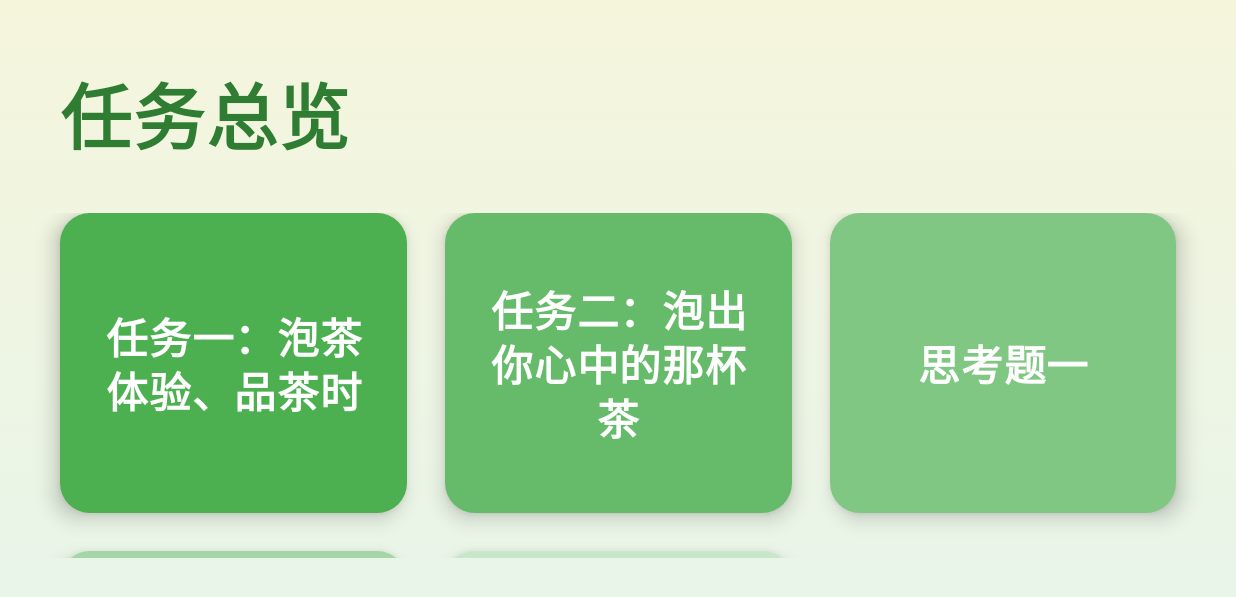
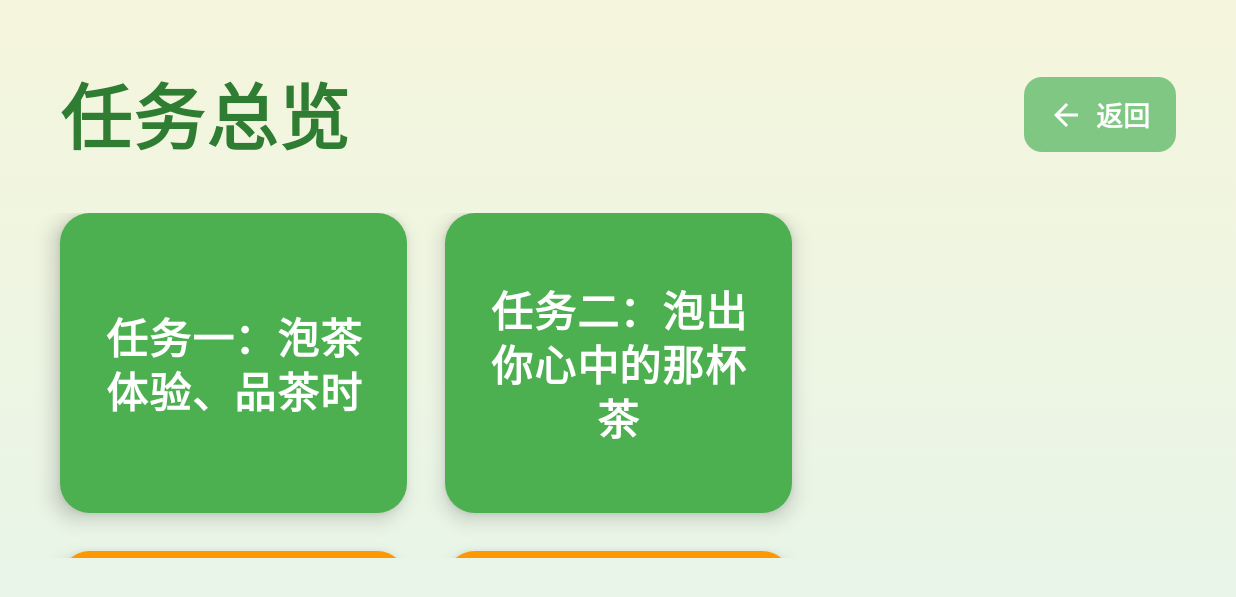
Before and after one commit to cyswinenr/TEASoftwareAR, an Android app built with Jetpack Compose: the TaskOverviewScreen screen opened through its navigation route, on a phone screen of 824 x 412 dp (held sideways). Shown: the top 597 px of the screen. Run offline under Robolectric (Android 15) with nearby library versions, the phone set to English and light mode, and no system bars.

Commit message:
完善程序

```diff
--- a/app/src/main/java/Teacourse/apk/navigation/NavGraph.kt
+++ b/app/src/main/java/Teacourse/apk/navigation/NavGraph.kt
@@ -53,6 +53,11 @@ fun NavGraph(navController: NavHostController) {
             TaskOverviewScreen(
                 onTaskClick = { taskRoute ->
                     navController.navigate(taskRoute)
+                },
+                onBackClick = {
+                    navController.navigate(Screen.InfoInput.route) {
+                        popUpTo(Screen.TaskOverview.route) { inclusive = true }
+                    }
                 }
             )
         }
--- a/app/src/main/java/Teacourse/apk/ui/screens/InfoInputScreen.kt
+++ b/app/src/main/java/Teacourse/apk/ui/screens/InfoInputScreen.kt
@@ -118,7 +118,8 @@ fun InfoInputScreen(
                     focusedBorderColor = Color(0xFF4CAF50),
                     unfocusedBorderColor = Color(0xFF81C784)
                 ),
-                textStyle = MaterialTheme.typography.bodyLarge.copy(fontSize = 20.sp)
+                textStyle = MaterialTheme.typography.bodyLarge.copy(fontSize = 20.sp),
+                singleLine = true
             )
 
             // 班级输入
@@ -134,7 +135,8 @@ fun InfoInputScreen(
                     focusedBorderColor = Color(0xFF4CAF50),
                     unfocusedBorderColor = Color(0xFF81C784)
                 ),
-                textStyle = MaterialTheme.typography.bodyLarge.copy(fontSize = 20.sp)
+                textStyle = MaterialTheme.typography.bodyLarge.copy(fontSize = 20.sp),
+                singleLine = true
             )
 
             // 日期输入
@@ -151,6 +153,7 @@ fun InfoInputScreen(
                     unfocusedBorderColor = Color(0xFF81C784)
                 ),
                 textStyle = MaterialTheme.typography.bodyLarge.copy(fontSize = 20.sp),
+                singleLine = true,
                 enabled = false
             )
 
--- a/app/src/main/java/Teacourse/apk/ui/screens/TaskOverviewScreen.kt
+++ b/app/src/main/java/Teacourse/apk/ui/screens/TaskOverviewScreen.kt
@@ -7,8 +7,13 @@ import androidx.compose.foundation.lazy.grid.GridCells
 import androidx.compose.foundation.lazy.grid.LazyVerticalGrid
 import androidx.compose.foundation.lazy.grid.items
 import androidx.compose.foundation.shape.RoundedCornerShape
+import androidx.compose.material.icons.Icons
+import androidx.compose.material.icons.automirrored.filled.ArrowBack
+import androidx.compose.material3.Button
+import androidx.compose.material3.ButtonDefaults
 import androidx.compose.material3.Card
 import androidx.compose.material3.CardDefaults
+import androidx.compose.material3.Icon
 import androidx.compose.material3.MaterialTheme
 import androidx.compose.material3.Text
 import androidx.compose.runtime.Composable
@@ -29,13 +34,27 @@ data class TaskItem(
 )
 
 @Composable
-fun TaskOverviewScreen(onTaskClick: (String) -> Unit) {
+fun TaskOverviewScreen(
+    onTaskClick: (String) -> Unit,
+    onBackClick: () -> Unit = {}
+) {
+    // 调整顺序，让思考题一在第二行（3列布局）
+    // 第一行：任务一、任务二、（空）
+    // 第二行：思考题一、思考题二、（空）
+    // 第三行：创意题、（空）、（空）
     val tasks = listOf(
+        // 任务一、二：绿色系（茶文化主题）
         TaskItem("任务一：泡茶体验、品茶时", Screen.Task1.route, Color(0xFF4CAF50)),
-        TaskItem("任务二：泡出你心中的那杯茶", Screen.Task2.route, Color(0xFF66BB6A)),
-        TaskItem("思考题一", Screen.Thinking1.route, Color(0xFF81C784)),
-        TaskItem("思考题二", Screen.Thinking2.route, Color(0xFFA5D6A7)),
-        TaskItem("创意题", Screen.Creative.route, Color(0xFFC8E6C9))
+        TaskItem("任务二：泡出你心中的那杯茶", Screen.Task2.route, Color(0xFF4CAF50)),
+        // 占位项（透明，不显示）
+        TaskItem("", "", Color.Transparent),
+        // 思考题一、二：橙色系（代表思考、智慧）- 放在第二行
+        TaskItem("思考题一", Screen.Thinking1.route, Color(0xFFFF9800)),
+        TaskItem("思考题二", Screen.Thinking2.route, Color(0xFFFF9800)),
+        // 占位项（透明，不显示）
+        TaskItem("", "", Color.Transparent),
+        // 创意题：紫色系（代表创意、想象力）
+        TaskItem("创意题", Screen.Creative.route, Color(0xFF9C27B0))
     )
 
     Box(
@@ -55,14 +74,48 @@ fun TaskOverviewScreen(onTaskClick: (String) -> Unit) {
                 .fillMaxSize()
                 .padding(40.dp)
         ) {
+            // 标题和返回按钮在同一行
+            Row(
+                modifier = Modifier
+                    .fillMaxWidth()
+                    .padding(bottom = 30.dp),
+                verticalAlignment = Alignment.CenterVertically,
+                horizontalArrangement = Arrangement.SpaceBetween
+            ) {
                 // 标题
                 Text(
                     text = "任务总览",
                     fontSize = 48.sp,
                     fontWeight = FontWeight.Bold,
-                color = Color(0xFF2E7D32),
-                modifier = Modifier.padding(bottom = 30.dp)
+                    color = Color(0xFF2E7D32)
                 )
+
+                // 返回按钮（右上角）
+                Button(
+                    onClick = onBackClick,
+                    modifier = Modifier
+                        .height(50.dp),
+                    colors = ButtonDefaults.buttonColors(
+                        containerColor = Color(0xFF81C784)
+                    ),
+                    shape = RoundedCornerShape(12.dp),
+                    contentPadding = PaddingValues(horizontal = 16.dp, vertical = 8.dp)
+                ) {
+                    Icon(
+                        imageVector = Icons.AutoMirrored.Filled.ArrowBack,
+                        contentDescription = "返回",
+                        tint = Color.White,
+                        modifier = Modifier.size(24.dp)
+                    )
+                    Spacer(modifier = Modifier.width(8.dp))
+                    Text(
+                        text = "返回",
+                        fontSize = 18.sp,
+                        fontWeight = FontWeight.Bold,
+                        color = Color.White
+                    )
+                }
+            }
 
             // 任务网格
             LazyVerticalGrid(
@@ -72,10 +125,15 @@ fun TaskOverviewScreen(onTaskClick: (String) -> Unit) {
                 modifier = Modifier.fillMaxSize()
             ) {
                 items(tasks) { task ->
+                    if (task.route.isNotEmpty()) {
                         TaskCard(
                             task = task,
                             onClick = { onTaskClick(task.route) }
                         )
+                    } else {
+                        // 占位项，不显示
+                        Spacer(modifier = Modifier.fillMaxWidth().height(200.dp))
+                    }
                 }
             }
         }
```
Lines whose indentation alone changed are shown as unchanged.
